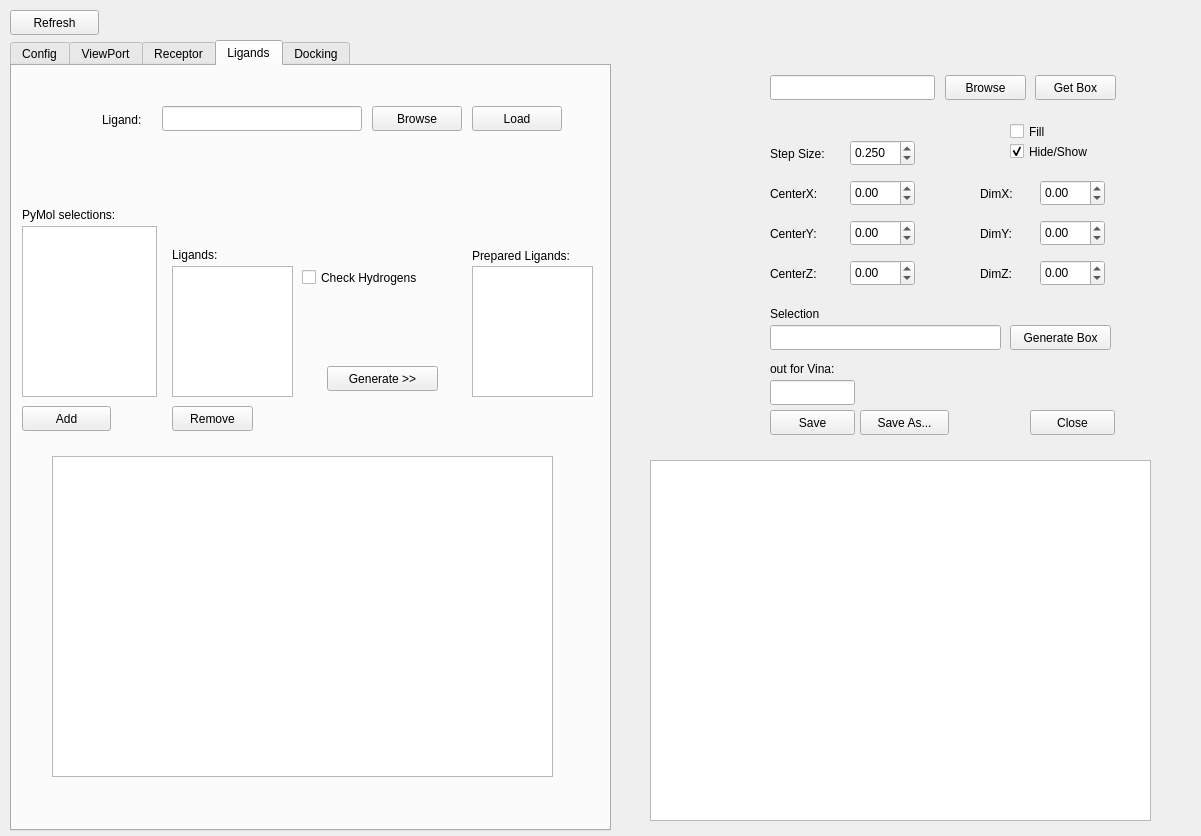
Old version of the form demowidget.ui in the repository gjonwick/MAGI-Dock.
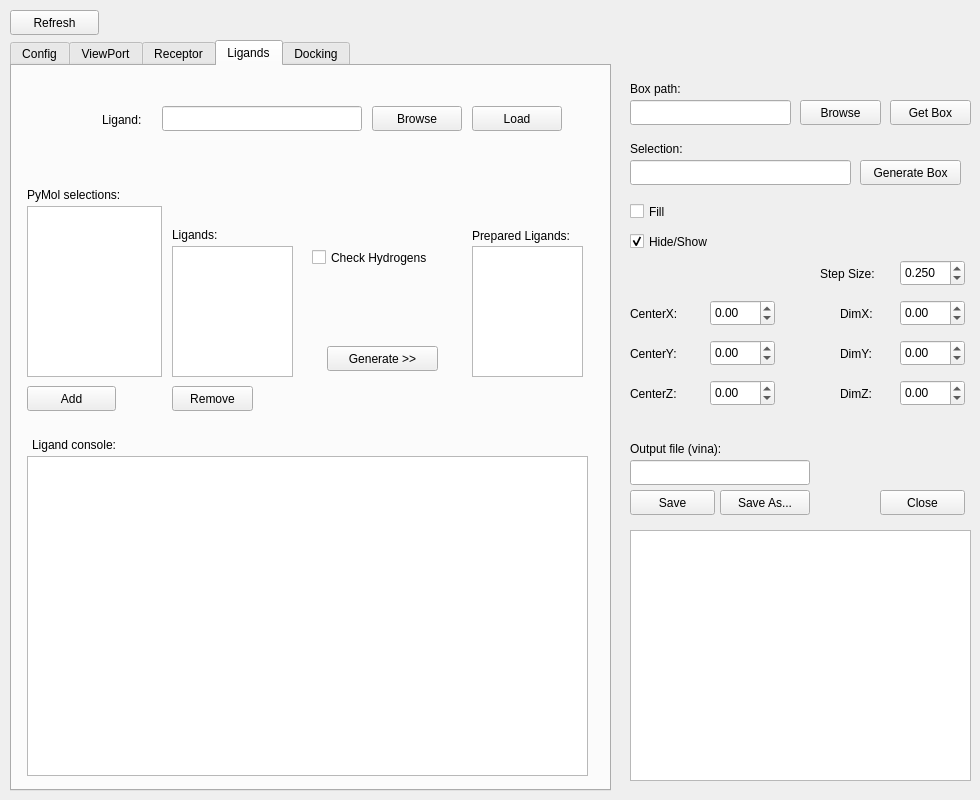
New version of the form.

Patch:
```diff
--- a/demowidget.ui
+++ b/demowidget.ui
@@ -9,8 +9,8 @@
    <rect>
     <x>0</x>
     <y>0</y>
-    <width>1201</width>
-    <height>836</height>
+    <width>980</width>
+    <height>800</height>
    </rect>
   </property>
   <property name="windowTitle">
@@ -19,8 +19,8 @@
   <widget class="QDoubleSpinBox" name="centerY">
    <property name="geometry">
     <rect>
-     <x>850</x>
-     <y>220</y>
+     <x>710</x>
+     <y>340</y>
      <width>65</width>
      <height>26</height>
     </rect>
@@ -38,8 +38,8 @@
   <widget class="QDoubleSpinBox" name="centerZ">
    <property name="geometry">
     <rect>
-     <x>850</x>
-     <y>260</y>
+     <x>710</x>
+     <y>380</y>
      <width>65</width>
      <height>26</height>
     </rect>
@@ -57,8 +57,8 @@
   <widget class="QDoubleSpinBox" name="centerX">
    <property name="geometry">
     <rect>
-     <x>850</x>
-     <y>180</y>
+     <x>710</x>
+     <y>300</y>
      <width>65</width>
      <height>26</height>
     </rect>
@@ -76,8 +76,8 @@
   <widget class="QPushButton" name="close_btn">
    <property name="geometry">
     <rect>
-     <x>1030</x>
-     <y>410</y>
+     <x>880</x>
+     <y>490</y>
      <width>85</width>
      <height>25</height>
     </rect>
@@ -89,8 +89,8 @@
   <widget class="QLabel" name="label">
    <property name="geometry">
     <rect>
-     <x>770</x>
-     <y>185</y>
+     <x>630</x>
+     <y>305</y>
      <width>67</width>
      <height>17</height>
     </rect>
@@ -102,8 +102,8 @@
   <widget class="QLabel" name="label_2">
    <property name="geometry">
     <rect>
-     <x>770</x>
-     <y>225</y>
+     <x>630</x>
+     <y>345</y>
      <width>67</width>
      <height>17</height>
     </rect>
@@ -115,8 +115,8 @@
   <widget class="QLabel" name="label_3">
    <property name="geometry">
     <rect>
-     <x>770</x>
-     <y>265</y>
+     <x>630</x>
+     <y>385</y>
      <width>67</width>
      <height>17</height>
     </rect>
@@ -128,8 +128,8 @@
   <widget class="QDoubleSpinBox" name="dimY">
    <property name="geometry">
     <rect>
-     <x>1040</x>
-     <y>220</y>
+     <x>900</x>
+     <y>340</y>
      <width>65</width>
      <height>26</height>
     </rect>
@@ -147,8 +147,8 @@
   <widget class="QDoubleSpinBox" name="dimX">
    <property name="geometry">
     <rect>
-     <x>1040</x>
-     <y>180</y>
+     <x>900</x>
+     <y>300</y>
      <width>65</width>
      <height>26</height>
     </rect>
@@ -175,8 +175,8 @@
   <widget class="QLabel" name="label_4">
    <property name="geometry">
     <rect>
-     <x>980</x>
-     <y>265</y>
+     <x>840</x>
+     <y>385</y>
      <width>51</width>
      <height>17</height>
     </rect>
@@ -188,8 +188,8 @@
   <widget class="QDoubleSpinBox" name="dimZ">
    <property name="geometry">
     <rect>
-     <x>1040</x>
-     <y>260</y>
+     <x>900</x>
+     <y>380</y>
      <width>65</width>
      <height>26</height>
     </rect>
@@ -207,8 +207,8 @@
   <widget class="QLabel" name="label_5">
    <property name="geometry">
     <rect>
-     <x>980</x>
-     <y>225</y>
+     <x>840</x>
+     <y>345</y>
      <width>51</width>
      <height>17</height>
     </rect>
@@ -220,8 +220,8 @@
   <widget class="QLabel" name="label_6">
    <property name="geometry">
     <rect>
-     <x>980</x>
-     <y>185</y>
+     <x>840</x>
+     <y>305</y>
      <width>51</width>
      <height>17</height>
     </rect>
@@ -233,8 +233,8 @@
   <widget class="QPushButton" name="save_btn">
    <property name="geometry">
     <rect>
-     <x>770</x>
-     <y>410</y>
+     <x>630</x>
+     <y>490</y>
      <width>85</width>
      <height>25</height>
     </rect>
@@ -246,8 +246,8 @@
   <widget class="QPushButton" name="getConfig_btn">
    <property name="geometry">
     <rect>
-     <x>1035</x>
-     <y>75</y>
+     <x>890</x>
+     <y>100</y>
      <width>81</width>
      <height>25</height>
     </rect>
@@ -259,9 +259,9 @@
   <widget class="QLineEdit" name="config_txt">
    <property name="geometry">
     <rect>
-     <x>770</x>
-     <y>75</y>
-     <width>165</width>
+     <x>630</x>
+     <y>100</y>
+     <width>161</width>
      <height>25</height>
     </rect>
    </property>
@@ -269,9 +269,9 @@
   <widget class="QPushButton" name="saveAs_btn">
    <property name="geometry">
     <rect>
-     <x>860</x>
-     <y>410</y>
-     <width>89</width>
+     <x>720</x>
+     <y>490</y>
+     <width>90</width>
      <height>25</height>
     </rect>
    </property>
@@ -282,8 +282,8 @@
   <widget class="QPushButton" name="browse_btn">
    <property name="geometry">
     <rect>
-     <x>945</x>
-     <y>75</y>
+     <x>800</x>
+     <y>100</y>
      <width>81</width>
      <height>25</height>
     </rect>
@@ -295,8 +295,8 @@
   <widget class="QDoubleSpinBox" name="step_size">
    <property name="geometry">
     <rect>
-     <x>850</x>
-     <y>140</y>
+     <x>900</x>
+     <y>260</y>
      <width>65</width>
      <height>26</height>
     </rect>
@@ -317,8 +317,8 @@
   <widget class="QLabel" name="label_7">
    <property name="geometry">
     <rect>
-     <x>770</x>
-     <y>145</y>
+     <x>820</x>
+     <y>265</y>
      <width>67</width>
      <height>17</height>
     </rect>
@@ -330,9 +330,9 @@
   <widget class="QLineEdit" name="vinaoutput">
    <property name="geometry">
     <rect>
-     <x>770</x>
-     <y>380</y>
-     <width>85</width>
+     <x>630</x>
+     <y>460</y>
+     <width>180</width>
      <height>25</height>
     </rect>
    </property>
@@ -340,57 +340,21 @@
   <widget class="QLabel" name="label_8">
    <property name="geometry">
     <rect>
-     <x>770</x>
-     <y>360</y>
-     <width>81</width>
+     <x>630</x>
+     <y>440</y>
+     <width>171</width>
      <height>17</height>
     </rect>
    </property>
    <property name="text">
-    <string>out for Vina:</string>
-   </property>
-  </widget>
-  <widget class="QPushButton" name="genBox_btn">
-   <property name="geometry">
-    <rect>
-     <x>1010</x>
-     <y>325</y>
-     <width>101</width>
-     <height>25</height>
-    </rect>
-   </property>
-   <property name="text">
-    <string>Generate Box</string>
-   </property>
-  </widget>
-  <widget class="QLineEdit" name="selection_txt">
-   <property name="geometry">
-    <rect>
-     <x>770</x>
-     <y>325</y>
-     <width>231</width>
-     <height>25</height>
-    </rect>
-   </property>
-  </widget>
-  <widget class="QLabel" name="label_9">
-   <property name="geometry">
-    <rect>
-     <x>770</x>
-     <y>305</y>
-     <width>67</width>
-     <height>17</height>
-    </rect>
-   </property>
-   <property name="text">
-    <string>Selection</string>
+    <string>Output file (vina):</string>
    </property>
   </widget>
   <widget class="QCheckBox" name="showBox_ch">
    <property name="geometry">
     <rect>
-     <x>1010</x>
-     <y>140</y>
+     <x>630</x>
+     <y>230</y>
      <width>101</width>
      <height>23</height>
     </rect>
@@ -414,7 +378,7 @@
      <x>10</x>
      <y>40</y>
      <width>601</width>
-     <height>791</height>
+     <height>751</height>
     </rect>
    </property>
    <property name="cursor">
@@ -763,7 +727,7 @@
      <property name="geometry">
       <rect>
        <x>160</x>
-       <y>200</y>
+       <y>180</y>
        <width>121</width>
        <height>131</height>
       </rect>
@@ -773,7 +737,7 @@
      <property name="geometry">
       <rect>
        <x>160</x>
-       <y>180</y>
+       <y>160</y>
        <width>67</width>
        <height>17</height>
       </rect>
@@ -786,7 +750,7 @@
      <property name="geometry">
       <rect>
        <x>315</x>
-       <y>300</y>
+       <y>280</y>
        <width>111</width>
        <height>25</height>
       </rect>
@@ -851,8 +815,8 @@
      <property name="geometry">
       <rect>
        <x>460</x>
-       <y>200</y>
-       <width>121</width>
+       <y>180</y>
+       <width>111</width>
        <height>131</height>
       </rect>
      </property>
@@ -867,7 +831,7 @@
      <property name="geometry">
       <rect>
        <x>460</x>
-       <y>180</y>
+       <y>160</y>
        <width>131</width>
        <height>20</height>
       </rect>
@@ -879,8 +843,8 @@
     <widget class="QListWidget" name="sele_lstw_2">
      <property name="geometry">
       <rect>
-       <x>10</x>
-       <y>160</y>
+       <x>15</x>
+       <y>140</y>
        <width>135</width>
        <height>171</height>
       </rect>
@@ -892,8 +856,8 @@
     <widget class="QLabel" name="label_17">
      <property name="geometry">
       <rect>
-       <x>10</x>
-       <y>140</y>
+       <x>15</x>
+       <y>120</y>
        <width>131</width>
        <height>17</height>
       </rect>
@@ -906,7 +870,7 @@
      <property name="geometry">
       <rect>
        <x>160</x>
-       <y>340</y>
+       <y>320</y>
        <width>81</width>
        <height>25</height>
       </rect>
@@ -918,8 +882,8 @@
     <widget class="QPushButton" name="addLigand_btn">
      <property name="geometry">
       <rect>
-       <x>10</x>
-       <y>340</y>
+       <x>15</x>
+       <y>320</y>
        <width>89</width>
        <height>25</height>
       </rect>
@@ -931,8 +895,8 @@
     <widget class="QCheckBox" name="checkBox_hydrogens">
      <property name="geometry">
       <rect>
-       <x>290</x>
-       <y>200</y>
+       <x>300</x>
+       <y>180</y>
        <width>151</width>
        <height>23</height>
       </rect>
@@ -944,11 +908,33 @@
     <widget class="QPlainTextEdit" name="ligandLogBox">
      <property name="geometry">
       <rect>
-       <x>40</x>
+       <x>15</x>
        <y>390</y>
-       <width>501</width>
-       <height>321</height>
+       <width>561</width>
+       <height>320</height>
       </rect>
+     </property>
+     <property name="frameShape">
+      <enum>QFrame::StyledPanel</enum>
+     </property>
+     <property name="frameShadow">
+      <enum>QFrame::Sunken</enum>
+     </property>
+     <property name="tabChangesFocus">
+      <bool>false</bool>
+     </property>
+    </widget>
+    <widget class="QLabel" name="label_28">
+     <property name="geometry">
+      <rect>
+       <x>20</x>
+       <y>370</y>
+       <width>131</width>
+       <height>17</height>
+      </rect>
+     </property>
+     <property name="text">
+      <string>Ligand console:</string>
      </property>
     </widget>
    </widget>
@@ -1210,10 +1196,10 @@
    </property>
    <property name="geometry">
     <rect>
-     <x>650</x>
-     <y>460</y>
-     <width>501</width>
-     <height>361</height>
+     <x>630</x>
+     <y>530</y>
+     <width>341</width>
+     <height>251</height>
     </rect>
    </property>
    <property name="font">
@@ -1253,8 +1239,8 @@
    </property>
    <property name="geometry">
     <rect>
-     <x>1010</x>
-     <y>120</y>
+     <x>630</x>
+     <y>200</y>
      <width>92</width>
      <height>23</height>
     </rect>
@@ -1263,6 +1249,55 @@
     <string>Fill</string>
    </property>
   </widget>
+  <widget class="QPushButton" name="genBox_btn">
+   <property name="geometry">
+    <rect>
+     <x>860</x>
+     <y>160</y>
+     <width>101</width>
+     <height>25</height>
+    </rect>
+   </property>
+   <property name="text">
+    <string>Generate Box</string>
+   </property>
+  </widget>
+  <widget class="QLineEdit" name="selection_txt">
+   <property name="geometry">
+    <rect>
+     <x>630</x>
+     <y>160</y>
+     <width>221</width>
+     <height>25</height>
+    </rect>
+   </property>
+  </widget>
+  <widget class="QLabel" name="label_9">
+   <property name="geometry">
+    <rect>
+     <x>630</x>
+     <y>140</y>
+     <width>71</width>
+     <height>17</height>
+    </rect>
+   </property>
+   <property name="text">
+    <string>Selection:</string>
+   </property>
+  </widget>
+  <widget class="QLabel" name="label_29">
+   <property name="geometry">
+    <rect>
+     <x>630</x>
+     <y>80</y>
+     <width>71</width>
+     <height>17</height>
+    </rect>
+   </property>
+   <property name="text">
+    <string>Box path:</string>
+   </property>
+  </widget>
  </widget>
  <resources/>
  <connections/>
```
Left out of the diff: 43 changed lines with no effect on the pictures.
